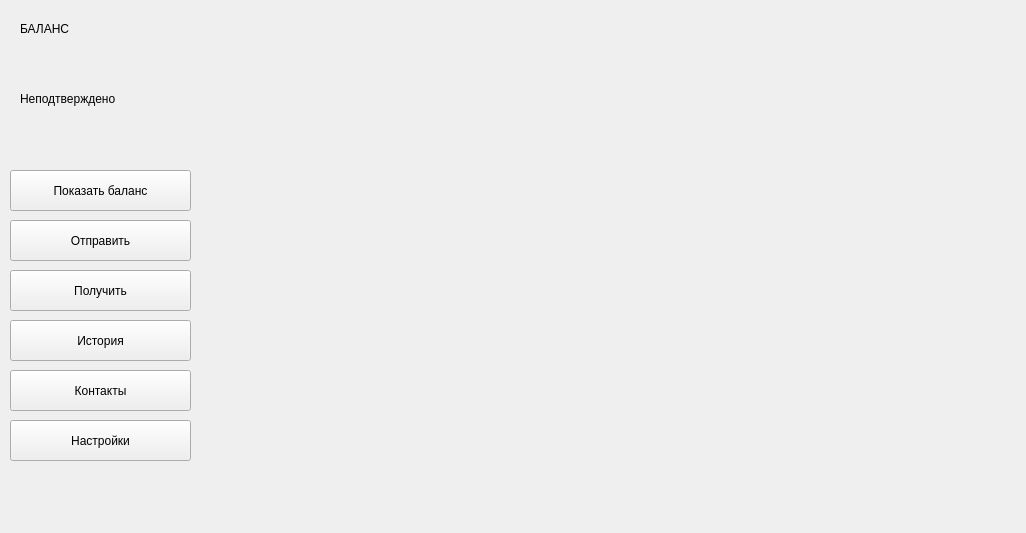
Above: form.ui from gberdyshev/simple-bitcoin-wallet before the change. Below: the same form after it.
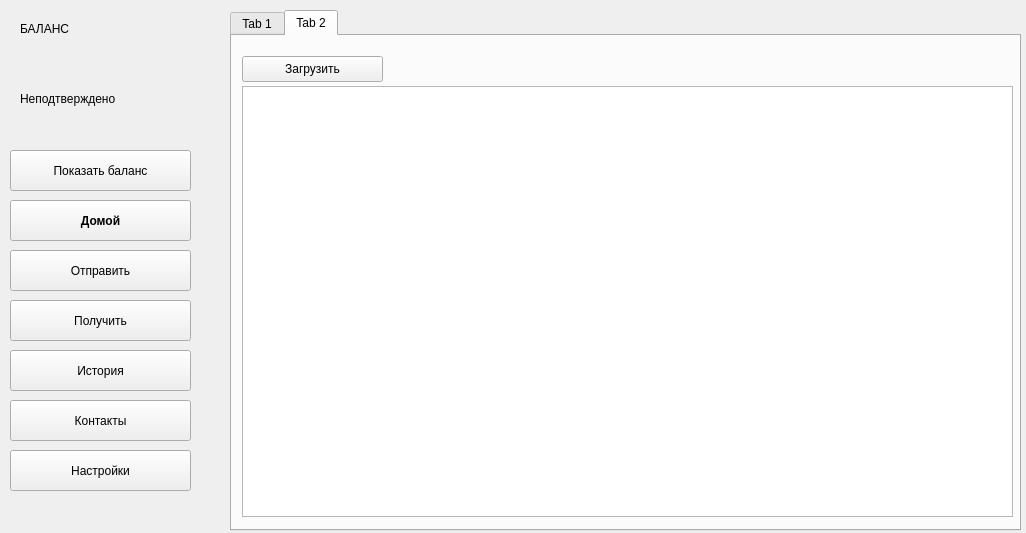
That is the form after the change. The open tabs and pages were chosen to show the change.

What changed in the file:
```diff
--- a/form.ui
+++ b/form.ui
@@ -34,10 +34,39 @@
     </property>
     <widget class="QWidget" name="home"/>
     <widget class="QWidget" name="receive_page">
+     <widget class="QTabWidget" name="tabWidget">
+      <property name="geometry">
+       <rect>
+        <x>10</x>
+        <y>10</y>
+        <width>791</width>
+        <height>521</height>
+       </rect>
+      </property>
+      <property name="currentIndex">
+       <number>0</number>
+      </property>
+      <widget class="QWidget" name="address_settings">
+       <attribute name="title">
+        <string>Tab 1</string>
+       </attribute>
+       <widget class="QPushButton" name="generate_new_addr">
+        <property name="geometry">
+         <rect>
+          <x>270</x>
+          <y>350</y>
+          <width>231</width>
+          <height>51</height>
+         </rect>
+        </property>
+        <property name="text">
+         <string>Сгенерировать новый адрес</string>
+        </property>
+       </widget>
      <widget class="QLabel" name="address_qr">
       <property name="geometry">
        <rect>
-        <x>290</x>
+          <x>300</x>
         <y>40</y>
         <width>200</width>
         <height>200</height>
@@ -88,6 +117,36 @@
       </property>
      </widget>
     </widget>
+      <widget class="QWidget" name="address_viewer">
+       <attribute name="title">
+        <string>Tab 2</string>
+       </attribute>
+       <widget class="QTableWidget" name="addresses_table">
+        <property name="geometry">
+         <rect>
+          <x>10</x>
+          <y>50</y>
+          <width>771</width>
+          <height>431</height>
+         </rect>
+        </property>
+       </widget>
+       <widget class="QPushButton" name="pushButton_2">
+        <property name="geometry">
+         <rect>
+          <x>10</x>
+          <y>20</y>
+          <width>141</width>
+          <height>26</height>
+         </rect>
+        </property>
+        <property name="text">
+         <string>Загрузить</string>
+        </property>
+       </widget>
+      </widget>
+     </widget>
+    </widget>
     <widget class="QWidget" name="send">
      <widget class="QLineEdit" name="addr">
       <property name="geometry">
@@ -249,7 +308,7 @@
     <property name="geometry">
      <rect>
       <x>10</x>
-      <y>220</y>
+      <y>250</y>
       <width>181</width>
       <height>41</height>
      </rect>
@@ -288,7 +347,7 @@
     <property name="geometry">
      <rect>
       <x>10</x>
-      <y>170</y>
+      <y>150</y>
       <width>181</width>
       <height>41</height>
      </rect>
@@ -301,7 +360,7 @@
     <property name="geometry">
      <rect>
       <x>10</x>
-      <y>270</y>
+      <y>300</y>
       <width>181</width>
       <height>41</height>
      </rect>
@@ -314,7 +373,7 @@
     <property name="geometry">
      <rect>
       <x>10</x>
-      <y>320</y>
+      <y>350</y>
       <width>181</width>
       <height>41</height>
      </rect>
@@ -327,7 +386,7 @@
     <property name="geometry">
      <rect>
       <x>10</x>
-      <y>420</y>
+      <y>450</y>
       <width>181</width>
       <height>41</height>
      </rect>
@@ -340,7 +399,7 @@
     <property name="geometry">
      <rect>
       <x>10</x>
-      <y>370</y>
+      <y>400</y>
       <width>181</width>
       <height>41</height>
      </rect>
@@ -378,6 +437,24 @@
      <string/>
     </property>
    </widget>
+   <widget class="QPushButton" name="go_to_home">
+    <property name="geometry">
+     <rect>
+      <x>10</x>
+      <y>200</y>
+      <width>181</width>
+      <height>41</height>
+     </rect>
+    </property>
+    <property name="font">
+     <font>
+      <bold>true</bold>
+     </font>
+    </property>
+    <property name="text">
+     <string>Домой</string>
+    </property>
+   </widget>
   </widget>
  </widget>
  <resources/>
```
Left out of the diff: 24 changed lines with no effect on the pictures. Lines whose indentation alone changed are shown as unchanged.
